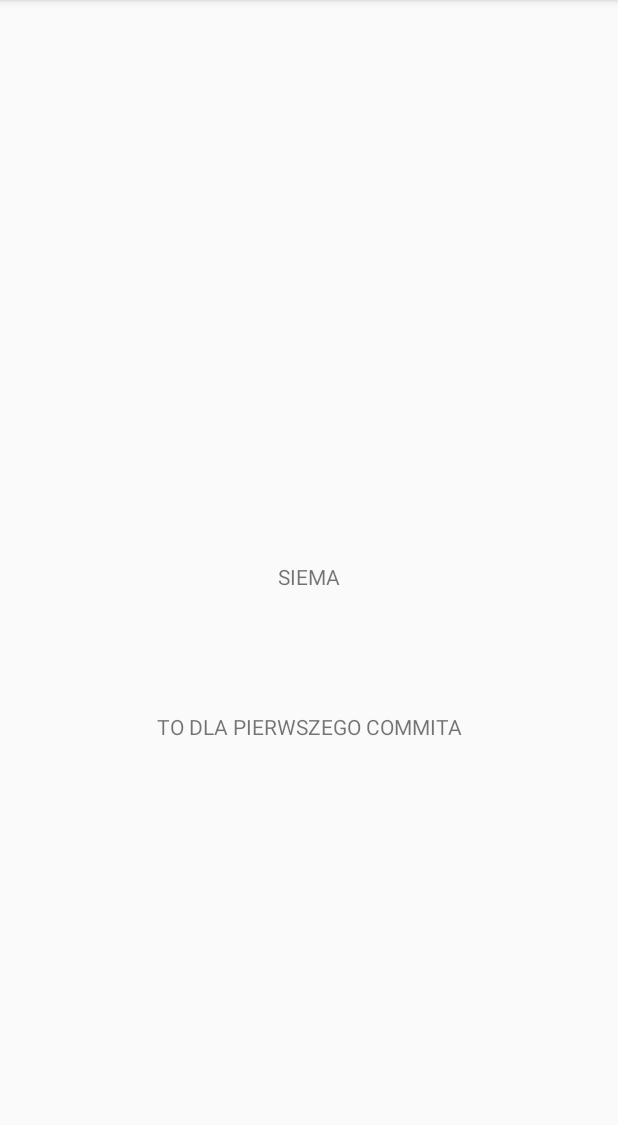
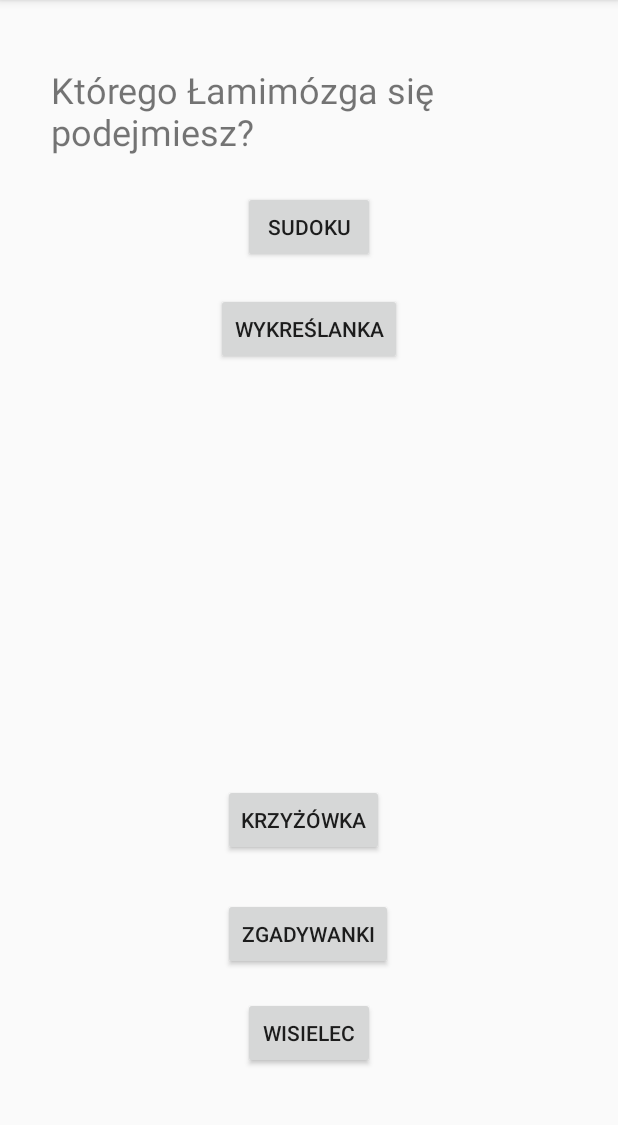
Before and after one commit to mbrodziak/-amim-zgi, an Android app: the screen it shows after launch (MainActivity), on a phone screen of 412 x 824 dp, the part 84-1209 px from its top. Run offline under Robolectric (Android 15) with nearby library versions, the light colour scheme and no system bars.

Commit message:
Drugi commit - logo i ekran powitalny

```diff
--- a/app/src/main/AndroidManifest.xml
+++ b/app/src/main/AndroidManifest.xml
@@ -4,9 +4,9 @@
 
     <application
         android:allowBackup="true"
-        android:icon="@mipmap/ic_launcher"
+        android:icon="@drawable/logo_lamimozgi"
         android:label="@string/app_name"
-        android:roundIcon="@mipmap/ic_launcher_round"
+        android:roundIcon="@drawable/logo_lamimozgi"
         android:supportsRtl="true"
         android:theme="@style/AppTheme">
         <activity android:name=".MainActivity">
--- a/app/src/main/res/layout/activity_main.xml
+++ b/app/src/main/res/layout/activity_main.xml
@@ -1,30 +1,67 @@
 <?xml version="1.0" encoding="utf-8"?>
-<android.support.constraint.ConstraintLayout xmlns:android="http://schemas.android.com/apk/res/android"
+<RelativeLayout
+    xmlns:android="http://schemas.android.com/apk/res/android"
     xmlns:app="http://schemas.android.com/apk/res-auto"
     xmlns:tools="http://schemas.android.com/tools"
     android:layout_width="match_parent"
     android:layout_height="match_parent"
     tools:context=".MainActivity">
 
+
+    <Button
+        android:id="@+id/button"
+        android:layout_width="wrap_content"
+        android:layout_height="wrap_content"
+        android:layout_alignParentTop="true"
+        android:layout_centerHorizontal="true"
+        android:layout_marginTop="127dp"
+        android:text="@string/sudoku" />
+
+    <Button
+        android:id="@+id/button2"
+        android:layout_width="wrap_content"
+        android:layout_height="wrap_content"
+        android:layout_alignParentTop="true"
+        android:layout_centerHorizontal="true"
+        android:layout_marginTop="195dp"
+        android:text="@string/wykreslanka" />
+
+    <Button
+        android:id="@+id/button3"
+        android:layout_width="wrap_content"
+        android:layout_height="wrap_content"
+        android:layout_alignStart="@+id/button4"
+        android:layout_alignParentBottom="true"
+        android:layout_marginBottom="197dp"
+        android:text="@string/krzyzowka" />
+
+    <Button
+        android:id="@+id/button4"
+        android:layout_width="wrap_content"
+        android:layout_height="wrap_content"
+        android:layout_alignStart="@+id/button"
+        android:layout_alignParentBottom="true"
+        android:layout_marginStart="-13dp"
+        android:layout_marginBottom="121dp"
+        android:text="@string/zgadywanki" />
+
+    <Button
+        android:id="@+id/button5"
+        android:layout_width="wrap_content"
+        android:layout_height="wrap_content"
+        android:layout_alignParentBottom="true"
+        android:layout_centerHorizontal="true"
+        android:layout_marginBottom="55dp"
+        android:text="@string/wisielec" />
+
     <TextView
         android:id="@+id/textView"
-        android:layout_width="wrap_content"
+        android:layout_width="296dp"
         android:layout_height="wrap_content"
-        android:text="TO DLA PIERWSZEGO COMMITA"
-        app:layout_constraintBottom_toBottomOf="parent"
-        app:layout_constraintHorizontal_bias="0.501"
-        app:layout_constraintLeft_toLeftOf="parent"
-        app:layout_constraintRight_toRightOf="parent"
-        app:layout_constraintTop_toTopOf="parent"
-        app:layout_constraintVertical_bias="0.634" />
-
-    <TextView
-        android:layout_width="wrap_content"
-        android:layout_height="wrap_content"
-        android:text="SIEMA"
-        app:layout_constraintBottom_toBottomOf="parent"
-        app:layout_constraintLeft_toLeftOf="parent"
-        app:layout_constraintRight_toRightOf="parent"
-        app:layout_constraintTop_toTopOf="parent" />
-
-</android.support.constraint.ConstraintLayout>
+        android:layout_alignParentTop="true"
+        android:layout_centerVertical="false"
+        android:layout_marginStart="34dp"
+        android:layout_marginTop="43dp"
+        android:text="@string/wybierz_lamimozg"
+        android:textSize="24sp" />
+</RelativeLayout>
--- /dev/null
+++ b/app/src/main/res/layout/activity_welcome.xml
@@ -0,0 +1,28 @@
+<?xml version="1.0" encoding="utf-8"?>
+<RelativeLayout xmlns:android="http://schemas.android.com/apk/res/android"
+    xmlns:app="http://schemas.android.com/apk/res-auto"
+    android:layout_width="match_parent"
+    android:layout_height="match_parent"
+    android:background="@drawable/color_green">
+
+    <ImageView
+        android:id="@+id/imageView"
+        android:layout_width="400dp"
+        android:layout_height="350dp"
+        android:layout_alignParentStart="true"
+        android:layout_alignParentBottom="true"
+        android:layout_marginBottom="65dp"
+        app:srcCompat="@drawable/logo_lamimozgi"
+        android:contentDescription="TODO" />
+
+    <ImageView
+        android:id="@+id/imageView2"
+        android:layout_width="320dp"
+        android:layout_height="69dp"
+        android:layout_alignParentStart="true"
+        android:layout_alignParentTop="true"
+        android:layout_marginStart="33dp"
+        android:layout_marginTop="18dp"
+        app:srcCompat="@drawable/welcomelamimozgi"
+        android:contentDescription="TODO" />
+</RelativeLayout>
--- a/app/src/main/res/values/strings.xml
+++ b/app/src/main/res/values/strings.xml
@@ -1,3 +1,9 @@
 <resources>
     <string name="app_name">Lamimozgi</string>
+    <string name="sudoku">Sudoku</string>
+    <string name="wykreslanka">Wykreślanka</string>
+    <string name="krzyzowka">Krzyżówka</string>
+    <string name="zgadywanki">Zgadywanki</string>
+    <string name="wisielec">Wisielec</string>
+    <string name="wybierz_lamimozg">Którego Łamimózga się podejmiesz?</string>
 </resources>
```
Also changed, not shown: app/src/main/res/drawable/color_green.jpg (added), app/src/main/res/drawable/logo_lamimozgi.jpg (added), app/src/main/res/drawable/welcomelamimozgi.jpg (added).
